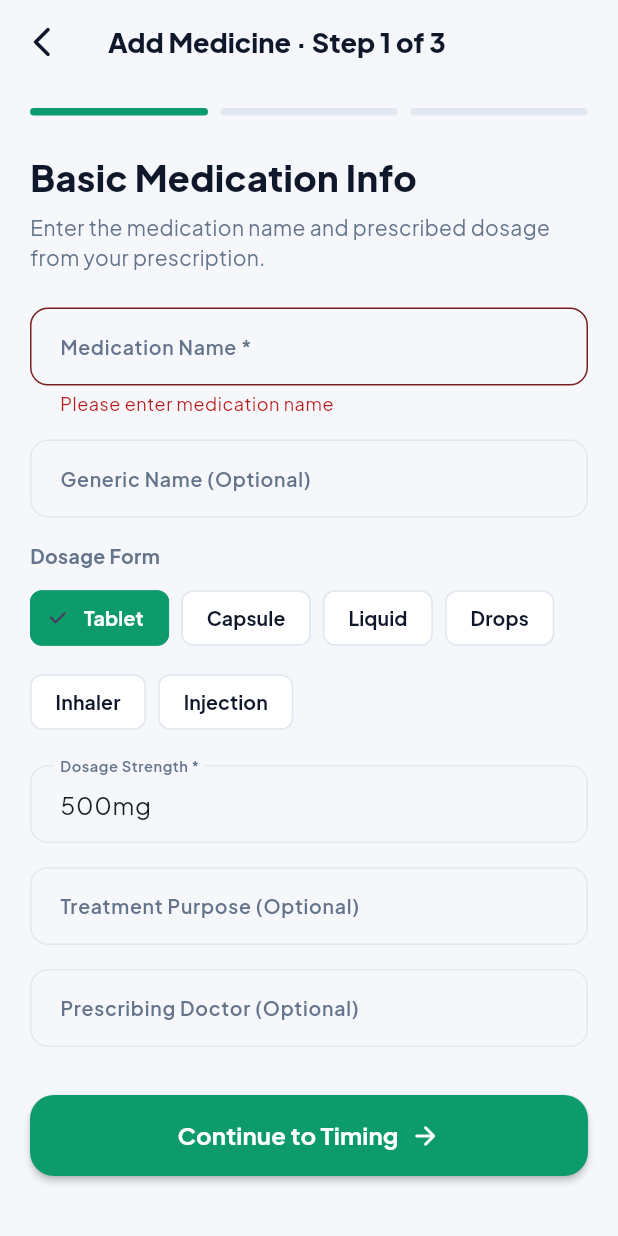
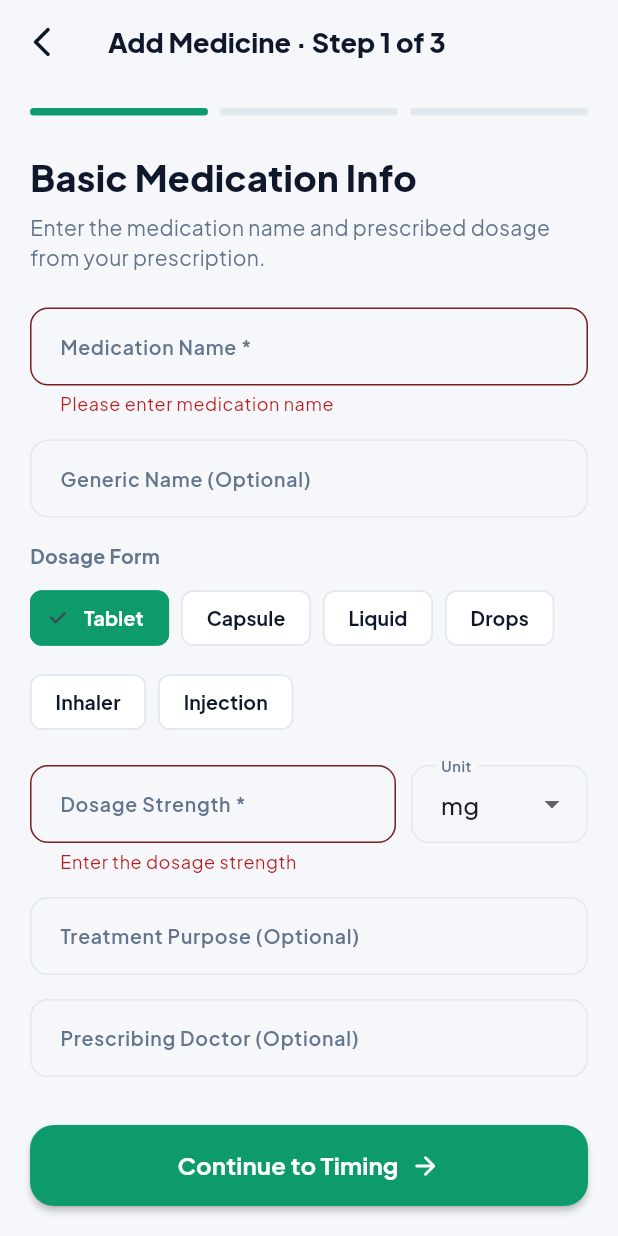
Before and after one commit to Mikcvt/healthsync-capstone, a Flutter app: the AddMedicineStep1Screen screen opened directly, after a tap on "Continue to Timing", on a phone screen of 412 x 824 dp. Run offline on Flutter 3.47's test engine with Material 3 defaults, Android fonts, the phone set to English and light mode, and no system bars; our stand-ins replace cloud_firestore, connectivity_plus, firebase_auth, firebase_core, firebase_messaging, flutter_local_notifications and 2 more; accounts and stored records are empty.

Commit message:
fix: input limits for phone, stock and dosage (BUG-016/017, 018/019, 020)
Phone (+63 rule): one PhPhoneField for all six phone fields with a fixed +63,
10 digits starting with 9, spaced as typed; pasted 09/63/+63 numbers convert.
Stored as +639XXXXXXXXX. Sign-up, the care partner's Edit profile and Add
patient had no check at all. A saved number that cannot be read shows an
empty field with a note, and the profile card keeps it to one line. The
Worker's POST /patients applies the same rule.

Stock: on hand 0-999, low-stock alert 0-99, digits only. On Add medicine the
alert cannot exceed the amount on hand; Edit allows it, since the count falls
below the alert as doses are taken. Edit no longer silently keeps the old
value when the new one is invalid.

Dosage strength: an amount (6 characters, 2 decimals) plus a unit menu that
follows the dosage form; no prefilled 500mg. Still saved as one string.

Co-Authored-By: Claude Opus 5.5 <noreply@anthropic.com>

```diff
--- a/lib/screens/patient/add_medicine_step1_screen.dart
+++ b/lib/screens/patient/add_medicine_step1_screen.dart
@@ -4,6 +4,8 @@ import 'package:provider/provider.dart';
 import '../../constants/app_colors.dart';
 import '../../constants/app_styles.dart';
 import '../../providers/schedule_provider.dart';
+import '../../utils/dosage_strength.dart';
+import '../../widgets/shared/dosage_strength_field.dart';
 import 'add_medicine_step2_screen.dart';
 
 class AddMedicineStep1Screen extends StatefulWidget {
@@ -17,11 +19,14 @@ class _AddMedicineStep1ScreenState extends State<AddMedicineStep1Screen> {
   final _formKey = GlobalKey<FormState>();
   final _nameController = TextEditingController();
   final _genericController = TextEditingController();
-  final _dosageController = TextEditingController(text: '500mg');
+  // No prefilled amount: '500mg' used to stay when the form changed to
+  // Liquid (BUG-018).
+  final _dosageController = TextEditingController();
   final _doctorController = TextEditingController();
   final _purposeController = TextEditingController();
 
   String _dosageForm = 'Tablet';
+  String _dosageUnit = DosageStrength.unitsFor('Tablet').first;
   final List<String> _forms = ['Tablet', 'Capsule', 'Liquid', 'Drops', 'Inhaler', 'Injection'];
 
   @override
@@ -41,7 +46,8 @@ class _AddMedicineStep1ScreenState extends State<AddMedicineStep1Screen> {
       medicationName: _nameController.text.trim(),
       genericName: _genericController.text.trim(),
       dosageForm: _dosageForm,
-      prescribedDosage: _dosageController.text.trim(),
+      prescribedDosage:
+          DosageStrength.format(_dosageController.text, _dosageUnit),
       prescribingDoctor: _doctorController.text.trim(),
       purpose: _purposeController.text.trim(),
     );
@@ -158,7 +164,12 @@ class _AddMedicineStep1ScreenState extends State<AddMedicineStep1Screen> {
                       label: Text(f),
                       selected: selected,
                       onSelected: (val) {
-                        if (val) setState(() => _dosageForm = f);
+                        if (val) {
+                          setState(() {
+                            _dosageForm = f;
+                            _dosageUnit = DosageStrength.unitsFor(f).first;
+                          });
+                        }
                       },
                       selectedColor: AppColors.caregiverGreen,
                       labelStyle: TextStyle(
@@ -176,14 +187,12 @@ class _AddMedicineStep1ScreenState extends State<AddMedicineStep1Screen> {
                 const SizedBox(height: 18),
 
                 // Prescribed Dosage
-                TextFormField(
-                  controller: _dosageController,
-                  validator: (v) => (v == null || v.trim().isEmpty) ? 'Enter dosage strength' : null,
-                  decoration: AppStyles.inputDecoration(
-                    'Dosage Strength *',
-                    hint: 'e.g., 500mg, 10ml, 1 puff',
-                    accent: AppColors.caregiverGreen,
-                  ),
+                DosageStrengthField(
+                  amountController: _dosageController,
+                  dosageForm: _dosageForm,
+                  unit: _dosageUnit,
+                  onUnitChanged: (u) => setState(() => _dosageUnit = u),
+                  label: 'Dosage Strength *',
                 ),
                 const SizedBox(height: 16),
 
--- /dev/null
+++ b/lib/utils/dosage_strength.dart
@@ -0,0 +1,63 @@
+import 'package:flutter/services.dart';
+
+/// Dosage strength as an amount plus a unit that fits the dosage form
+/// (BUG-018/019). Saved as one string, `"500 mg"`, so everything that reads
+/// `prescribed_dosage` is unchanged.
+class DosageStrength {
+  const DosageStrength._();
+
+  /// The units offered for each dosage form; the first is the default.
+  static const _units = <String, List<String>>{
+    'Tablet': ['mg', 'mcg', 'g'],
+    'Capsule': ['mg', 'mcg', 'g'],
+    'Liquid': ['ml', 'mg/5ml'],
+    'Drops': ['drops', 'ml'],
+    'Inhaler': ['puff', 'mcg'],
+    'Injection': ['ml', 'units', 'mg'],
+  };
+
+  /// At most 6 characters: `12500`, `2.5`, `0.25`.
+  static const maxAmountLength = 6;
+
+  static List<String> unitsFor(String dosageForm) =>
+      _units[dosageForm] ?? _units['Tablet']!;
+
+  /// Splits a saved value such as `500mg`, `500 mg` or `1 puff`. Returns null
+  /// when it does not start with a number.
+  static ({String amount, String unit})? parse(String? saved) {
+    final match =
+        RegExp(r'^\s*(\d+(?:\.\d+)?)\s*(.*?)\s*$').firstMatch(saved ?? '');
+    if (match == null) return null;
+    return (amount: match.group(1)!, unit: match.group(2)!);
+  }
+
+  static String format(String amount, String unit) =>
+      unit.isEmpty ? amount.trim() : '${amount.trim()} $unit';
+
+  static String? validateAmount(String? value) {
+    final text = value?.trim() ?? '';
+    if (text.isEmpty) return 'Enter the dosage strength';
+    final number = double.tryParse(text);
+    if (number == null || number <= 0) return 'Enter a number above 0';
+    return null;
+  }
+}
+
+/// Digits and one decimal point, at most [DosageStrength.maxAmountLength]
+/// characters and 2 decimals.
+class DosageAmountInputFormatter extends TextInputFormatter {
+  static final _allowed = RegExp(r'^\d*(\.\d{0,2})?$');
+
+  @override
+  TextEditingValue formatEditUpdate(
+    TextEditingValue oldValue,
+    TextEditingValue newValue,
+  ) {
+    final text = newValue.text;
+    if (text.length > DosageStrength.maxAmountLength ||
+        !_allowed.hasMatch(text)) {
+      return oldValue;
+    }
+    return newValue;
+  }
+}
--- a/lib/utils/validators.dart
+++ b/lib/utils/validators.dart
@@ -1,3 +1,5 @@
+import 'phone_format.dart';
+
 /// Form validators, returning null when the value is acceptable and a
 /// user-facing message otherwise — the shape `TextFormField.validator` expects.
 ///
@@ -44,15 +46,13 @@ class Validators {
     return null;
   }
 
-  /// Optional by design — a managed patient often has no phone of their own,
-  /// and the caregiver is the contact.
-  static String? phone(String? value, {bool isRequired = false}) {
-    final text = value?.trim() ?? '';
-    if (text.isEmpty) return isRequired ? 'Enter a phone number' : null;
-    final digits = text.replaceAll(RegExp(r'[\s()+-]'), '');
-    if (!RegExp(r'^\d{7,15}$').hasMatch(digits)) {
-      return 'Enter a valid phone number';
-    }
+  /// A Philippine mobile number as typed after the fixed `+63`: 10 digits
+  /// starting with 9. See [PhPhone]. Optional unless [isRequired], by design:
+  /// a managed patient often has no phone of their own.
+  static String? phPhone(String? value, {bool isRequired = false}) {
+    final digits = PhPhone.localDigits(value);
+    if (digits == '') return isRequired ? 'Enter a phone number' : null;
+    if (digits == null) return 'Enter the 10 digits after +63, starting with 9';
     return null;
   }
 
@@ -64,6 +64,40 @@ class Validators {
     if (text.length != 8) return 'The code is 8 characters long';
     if (!RegExp(r'^HS[ABCDEFGHJKMNPQRSTUVWXYZ23456789]{6}$').hasMatch(text)) {
       return 'That does not look like a HealthSync code';
+    }
+    return null;
+  }
+
+  /// Largest amount on hand and low-stock alert (BUG-020). The fields also
+  /// stop typing at 3 and 2 digits.
+  static const maxOnHand = 999;
+  static const maxLowStockAlert = 99;
+
+  /// The amount on hand and the low-stock alert, checked together.
+  ///
+  /// [alertWithinStock] refuses an alert above the amount on hand, which would
+  /// fire the moment the medicine is saved. Only Add medicine sets it: on Edit,
+  /// the count falls below the alert as doses are taken, and that must not
+  /// block every other edit to the medicine.
+  static String? stock(
+    String? onHand,
+    String? alert, {
+    String onHandLabel = 'the amount on hand',
+    bool alertWithinStock = false,
+  }) {
+    final count = int.tryParse(onHand?.trim() ?? '');
+    final threshold = int.tryParse(alert?.trim() ?? '');
+    if (count == null || threshold == null) {
+      return 'Enter $onHandLabel and the low-stock alert as whole numbers.';
+    }
+    if (count < 0 || count > maxOnHand) {
+      return 'Enter $onHandLabel as 0 to $maxOnHand.';
+    }
+    if (threshold < 0 || threshold > maxLowStockAlert) {
+      return 'Set the low-stock alert to 0 to $maxLowStockAlert.';
+    }
+    if (alertWithinStock && threshold > count) {
+      return 'The low-stock alert cannot be more than $onHandLabel.';
     }
     return null;
   }
--- /dev/null
+++ b/lib/widgets/shared/dosage_strength_field.dart
@@ -0,0 +1,68 @@
+import 'package:flutter/material.dart';
+import '../../constants/app_colors.dart';
+import '../../constants/app_styles.dart';
+import '../../utils/dosage_strength.dart';
+
+/// Amount box plus a unit menu whose choices follow the dosage form
+/// (BUG-018/019). The caller owns the amount controller and the unit, and
+/// saves with [DosageStrength.format].
+class DosageStrengthField extends StatelessWidget {
+  final TextEditingController amountController;
+  final String dosageForm;
+  final String unit;
+  final ValueChanged<String> onUnitChanged;
+  final String label;
+  final Color accent;
+
+  const DosageStrengthField({
+    super.key,
+    required this.amountController,
+    required this.dosageForm,
+    required this.unit,
+    required this.onUnitChanged,
+    this.label = 'Dosage strength',
+    this.accent = AppColors.caregiverGreen,
+  });
+
+  @override
+  Widget build(BuildContext context) {
+    // A saved unit that is not in this form's list (an older free-text
+    // value) is kept as a choice, so editing a medicine never changes it.
+    final units = [...DosageStrength.unitsFor(dosageForm)];
+    if (unit.isNotEmpty && !units.contains(unit)) units.add(unit);
+
+    return Row(
+      crossAxisAlignment: CrossAxisAlignment.start,
+      children: [
+        Expanded(
+          child: TextFormField(
+            controller: amountController,
+            keyboardType: const TextInputType.numberWithOptions(decimal: true),
+            inputFormatters: [DosageAmountInputFormatter()],
+            validator: DosageStrength.validateAmount,
+            decoration: AppStyles.inputDecoration(label, accent: accent),
+          ),
+        ),
+        const SizedBox(width: 10),
+        SizedBox(
+          width: 118,
+          child: DropdownButtonFormField<String>(
+            // initialValue is read once; the key resets the menu when a new
+            // dosage form changes the unit.
+            key: ValueKey('$dosageForm/$unit'),
+            initialValue: units.contains(unit) ? unit : units.first,
+            isExpanded: true,
+            items: [
+              for (final u in units)
+                DropdownMenuItem(value: u, child: Text(u)),
+            ],
+            onChanged: (u) {
+              if (u != null) onUnitChanged(u);
+            },
+            decoration: AppStyles.inputDecoration('Unit', accent: accent),
+          ),
+        ),
+      ],
+    );
+  }
+}
```
Also changed, not shown: lib/screens/auth/register_screen.dart (+4 -9 lines), lib/screens/caregiver/add_patient_screen.dart (+9 -20 lines), lib/screens/caregiver/caregiver_settings_screen.dart (+17 -6 lines), lib/screens/patient/add_medicine_step3_screen.dart (+20 -7 lines), lib/screens/patient/edit_medicine_screen.dart (+50 -13 lines), lib/screens/patient/edit_profile_screen.dart (+18 -18 lines), lib/utils/phone_format.dart (added, +90 -0 lines), lib/widgets/shared/ph_phone_field.dart (added, +72 -0 lines), 2 other files.
